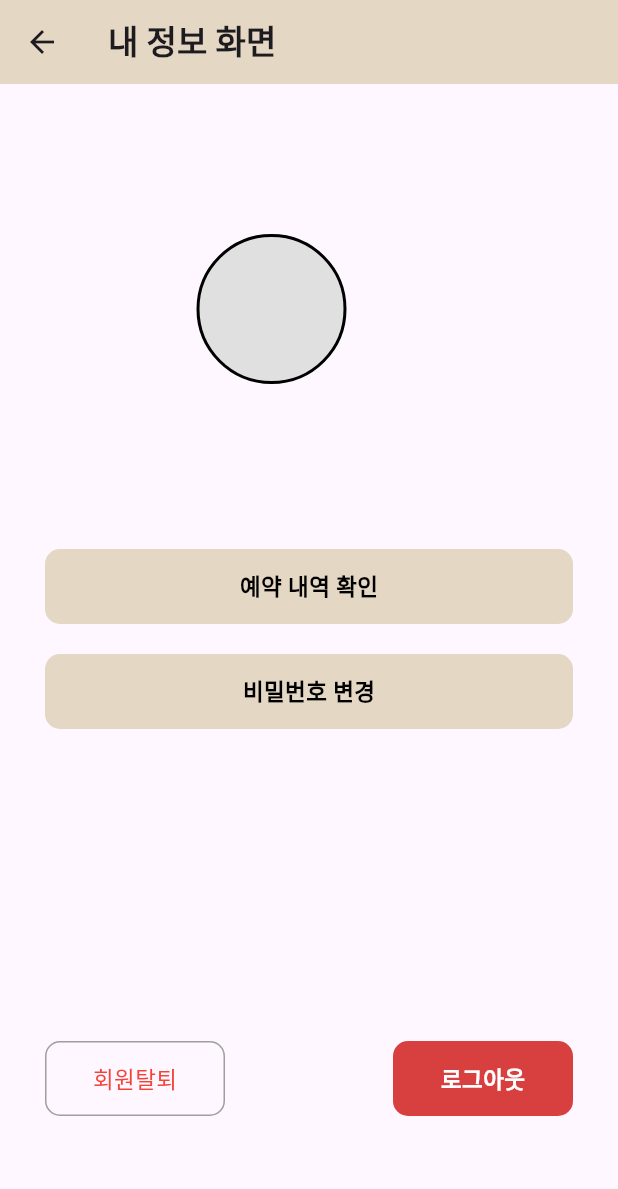
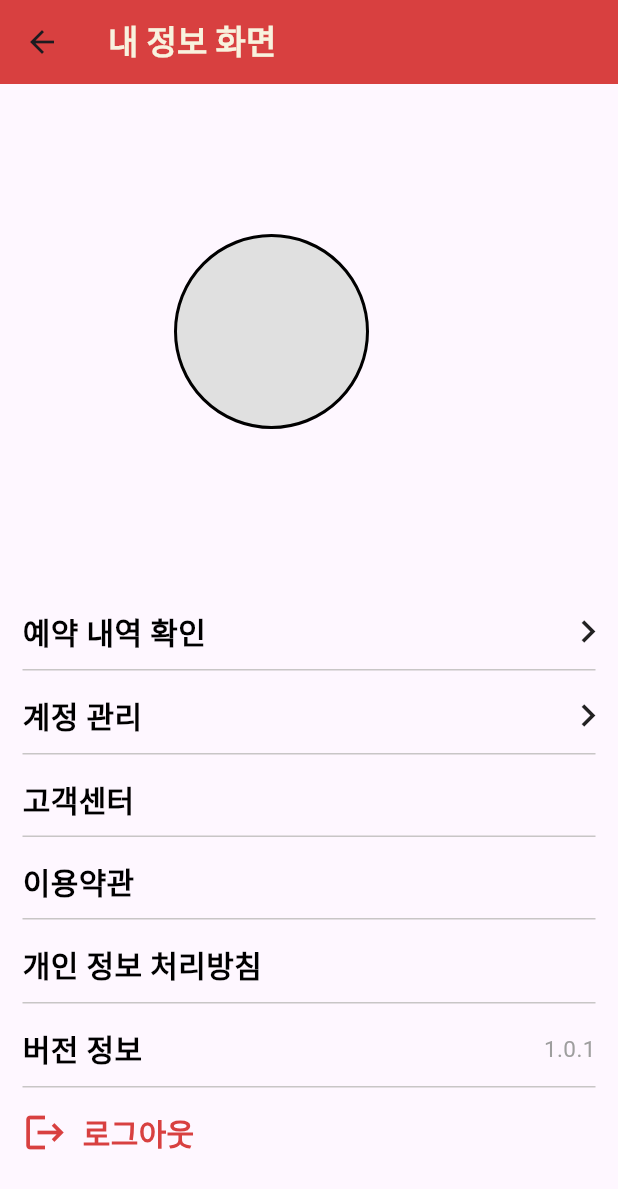
Before and after one commit to APP-iOS7/study_cafe-P6, a Flutter app: the MyinfoScreen screen opened directly, on a phone screen of 412 x 824 dp. Shown: the top 1189 px of the screen. Run offline on Flutter 3.47's test engine with Material 3 defaults, Android fonts, the phone set to English and light mode, and no system bars; our stand-ins replace cloud_firestore, firebase_auth, firebase_core, flutter_native_splash, get, image_picker; missing offline and left inert: tosspayments_widget_sdk_flutter; accounts and stored records are empty.

Commit message:
마이페이지 디자인 수정

```diff
--- /dev/null
+++ b/study_cafe_p6/lib/Screen/account_manager.dart
@@ -0,0 +1,91 @@
+import 'package:flutter/cupertino.dart';
+import 'package:flutter/material.dart';
+import 'package:study_cafe_p6/Screen/alertdialog_screen.dart';
+
+class AccountManager extends StatelessWidget {
+  const AccountManager({super.key});
+
+  @override
+  Widget build(BuildContext context) {
+    return Scaffold(
+      appBar: AppBar(title: Text('계정 관리')),
+
+      body: Column(
+        mainAxisAlignment: MainAxisAlignment.start,
+        children: [
+          SizedBox(height: 30),
+          GestureDetector(
+            onTap: () {
+              print("[D]비밀번호변경");
+              // Get.to(() => ReservationhistoryScreen());
+              passwordChangeAlert(context: context);
+            },
+            child: Padding(
+              padding: const EdgeInsets.symmetric(horizontal: 20),
+              child: Container(
+                width: double.infinity,
+                height: 50,
+                alignment: Alignment.center,
+                decoration: BoxDecoration(
+                  // color: Color(0xffd84040),
+                  borderRadius: BorderRadius.circular(10),
+                ),
+                child: Row(
+                  mainAxisAlignment: MainAxisAlignment.spaceBetween,
+                  children: [
+                    Text(
+                      '비밀번호 변경',
+                      style: TextStyle(
+                        color: Colors.black,
+                        fontSize: 20,
+                        fontWeight: FontWeight.bold,
+                      ),
+                    ),
+                    Icon(Icons.chevron_right, size: 30),
+                  ],
+                ),
+              ),
+            ),
+          ),
+
+          GestureDetector(
+            onTap: () {
+              print("[D]회원탈퇴");
+              deleteAccountAlert(context: context);
+            },
+            child: Padding(
+              padding: const EdgeInsets.symmetric(horizontal: 20),
+              child: Container(
+                width: double.infinity,
+                height: 50,
+                alignment: Alignment.center,
+                decoration: BoxDecoration(
+                  // color: Color(0xffd84040),
+                  borderRadius: BorderRadius.circular(10),
+                ),
+                child: Row(
+                  mainAxisAlignment: MainAxisAlignment.spaceBetween,
+                  children: [
+                    Text(
+                      '계정삭제',
+                      style: TextStyle(
+                        color: Color(0xffd84040),
+                        fontSize: 20,
+                        fontWeight: FontWeight.bold,
+                      ),
+                    ),
+                    Icon(
+                      Icons.chevron_right,
+                      size: 30,
+                      color: Color(0xffd84040),
+                    ),
+                  ],
+                ),
+              ),
+            ),
+          ),
+        ],
+      ),
+    );
+  }
+}
--- a/study_cafe_p6/lib/Screen/myinfo_screen.dart
+++ b/study_cafe_p6/lib/Screen/myinfo_screen.dart
@@ -1,10 +1,12 @@
 import 'dart:convert';
 import 'dart:io';
 import 'package:firebase_auth/firebase_auth.dart';
+import 'package:flutter/cupertino.dart';
 import 'package:flutter/material.dart';
 import 'package:get/get.dart';
 import 'package:image_picker/image_picker.dart';
 import 'package:study_cafe_p6/Screen/Reservation/reservation_history_screen.dart';
+import 'package:study_cafe_p6/Screen/account_manager.dart';
 import 'package:study_cafe_p6/Screen/alertdialog_screen.dart';
 import 'package:study_cafe_p6/ViewModel/user_profile_model.dart';
 import 'package:study_cafe_p6/login/login_screen.dart';
@@ -28,9 +30,12 @@ class _MyinfoScreenState extends State<MyinfoScreen> {
       appBar: AppBar(
         title: const Text(
           '내 정보 화면',
-          style: TextStyle(fontWeight: FontWeight.bold),
+          style: TextStyle(
+            fontWeight: FontWeight.bold,
+            color: Color(0xfff8f2de),
           ),
-        backgroundColor: Color(0xffe4d7c4),
+        ),
+        backgroundColor: Color(0xffd84040),
       ),
       body: Column(
         children: [
@@ -44,11 +49,11 @@ class _MyinfoScreenState extends State<MyinfoScreen> {
             child: Row(
               mainAxisAlignment: MainAxisAlignment.center,
               children: [
-                RoundCircle(size: 100),
+                RoundCircle(size: 130),
                 SizedBox(width: 50, height: 0),
                 Text(
                   '${user!.displayName}',
-                  style: TextStyle(fontSize: 20, fontWeight: FontWeight.bold),
+                  style: TextStyle(fontSize: 25, fontWeight: FontWeight.bold),
                 ),
               ],
             ),
@@ -62,110 +67,256 @@ class _MyinfoScreenState extends State<MyinfoScreen> {
               Get.to(() => ReservationhistoryScreen());
             },
             child: Padding(
-              padding: const EdgeInsets.symmetric(horizontal: 30),
+              padding: const EdgeInsets.symmetric(horizontal: 5),
               child: Container(
                 width: double.infinity,
                 height: 50,
                 alignment: Alignment.center,
                 decoration: BoxDecoration(
-                  color: Color(0xffe4d7c4),
+                  // color: Color(0xffd84040),
                   borderRadius: BorderRadius.circular(10),
                 ),
+                child: Row(
+                  mainAxisAlignment: MainAxisAlignment.spaceBetween,
+                  children: [
+                    Padding(
+                      padding: const EdgeInsets.all(10),
                       child: Text(
                         '예약 내역 확인',
                         style: TextStyle(
                           color: Colors.black,
-                    fontSize: 15,
+                          fontSize: 20,
                           fontWeight: FontWeight.bold,
                         ),
+                      ),
+                    ),
+                    Icon(Icons.chevron_right, size: 30),
+                  ],
                 ),
               ),
             ),
           ),
 
-          SizedBox(height: 20),
+          Padding(
+            padding: const EdgeInsets.only(left: 15, right: 15),
+            child: SizedBox(
+              height: 1,
+              width: double.infinity,
+              child: Divider(color: const Color.fromARGB(255, 200, 198, 198)),
+            ),
+          ),
+          SizedBox(height: 5),
 
           GestureDetector(
             onTap: () {
-              print("[D]비밀번호변경");
-              // Get.to(() => ReservationhistoryScreen());
-              passwordChangeAlert(context: context);
+              Get.to(() => AccountManager());
             },
             child: Padding(
-              padding: const EdgeInsets.symmetric(horizontal: 30),
+              padding: const EdgeInsets.symmetric(horizontal: 5),
               child: Container(
                 width: double.infinity,
                 height: 50,
                 alignment: Alignment.center,
                 decoration: BoxDecoration(
-                  color: Color(0xffe4d7c4),
+                  // color: Color(0xffd84040),
                   borderRadius: BorderRadius.circular(10),
                 ),
+                child: Row(
+                  mainAxisAlignment: MainAxisAlignment.spaceBetween,
+                  children: [
+                    Padding(
+                      padding: const EdgeInsets.all(10.0),
                       child: Text(
-                  '비밀번호 변경',
+                        '계정 관리',
                         style: TextStyle(
                           color: Colors.black,
-                    fontSize: 15,
+                          fontSize: 20,
                           fontWeight: FontWeight.bold,
                         ),
+                      ),
+                    ),
+                    Icon(Icons.chevron_right, size: 30),
+                  ],
                 ),
               ),
             ),
           ),
 
-          Spacer(),
           Padding(
-            padding: const EdgeInsets.symmetric(horizontal: 30),
-            child: Row(
-              children: [
-                GestureDetector(
-                  onTap: () {
-                    print("[D]회원탈퇴");
-                    deleteAccountAlert(context: context);
-                  },
-                  child: Container(
-                    width: 120,
-                    height: 50,
-                    alignment: Alignment.center,
-                    decoration: BoxDecoration(
-                      border: Border.all(color: Colors.grey),
-                      borderRadius: BorderRadius.circular(10),
-                    ),
-                    child: Text(
-                      '회원탈퇴',
-                      style: TextStyle(color: Colors.red, fontSize: 15),
+            padding: const EdgeInsets.only(left: 15, right: 15),
+            child: SizedBox(
+              height: 1,
+              width: double.infinity,
+              child: Divider(color: const Color.fromARGB(255, 200, 198, 198)),
             ),
           ),
-                ),
-                Spacer(),
-                GestureDetector(
-                  onTap: () {
-                    loginViewModel.signOut();
-                    Get.off(() => LoginScreen());
-                    print("[D]로그아웃");
-                  },
-                  child: Container(
-                    width: 120,
-                    height: 50,
-                    alignment: Alignment.center,
-                    decoration: BoxDecoration(
-                      color: Color(0xFFD84040),
-                      borderRadius: BorderRadius.circular(10),
-                    ),
+          SizedBox(height: 5),
+
+          Row(
+            mainAxisAlignment: MainAxisAlignment.spaceBetween,
+            children: [
+              Padding(
+                padding: const EdgeInsets.symmetric(horizontal: 5),
+                child: Padding(
+                  padding: const EdgeInsets.all(10.0),
                   child: Text(
-                      '로그아웃',
+                    "고객센터",
                     style: TextStyle(
-                        color: Colors.white,
-                        fontSize: 15,
+                      fontSize: 20,
                       fontWeight: FontWeight.bold,
+                      color: Colors.black,
                     ),
                   ),
                 ),
               ),
             ],
           ),
+          Padding(
+            padding: const EdgeInsets.only(left: 15, right: 15),
+            child: SizedBox(
+              height: 1,
+              width: double.infinity,
+              child: Divider(color: const Color.fromARGB(255, 200, 198, 198)),
             ),
-          SizedBox(height: 80),
+          ),
+          SizedBox(height: 5),
+          Row(
+            mainAxisAlignment: MainAxisAlignment.spaceBetween,
+            children: [
+              Padding(
+                padding: const EdgeInsets.symmetric(horizontal: 5),
+                child: Padding(
+                  padding: const EdgeInsets.all(10.0),
+                  child: Text(
+                    "이용약관",
+                    style: TextStyle(
+                      fontSize: 20,
+                      fontWeight: FontWeight.bold,
+                      color: Colors.black,
+                    ),
+                  ),
+                ),
+              ),
+            ],
+          ),
+          Padding(
+            padding: const EdgeInsets.only(left: 15, right: 15),
+            child: SizedBox(
+              height: 1,
+              width: double.infinity,
+              child: Divider(color: const Color.fromARGB(255, 200, 198, 198)),
+            ),
+          ),
+          SizedBox(height: 5),
+          Row(
+            mainAxisAlignment: MainAxisAlignment.spaceBetween,
+            children: [
+              Padding(
+                padding: const EdgeInsets.symmetric(horizontal: 5),
+                child: Padding(
+                  padding: const EdgeInsets.all(10.0),
+                  child: Text(
+                    "개인 정보 처리방침",
+                    style: TextStyle(
+                      fontSize: 20,
+                      fontWeight: FontWeight.bold,
+                      color: Colors.black,
+                    ),
+                  ),
+                ),
+              ),
+            ],
+          ),
+          Padding(
+            padding: const EdgeInsets.only(left: 15, right: 15),
+            child: SizedBox(
+              height: 1,
+              width: double.infinity,
+              child: Divider(color: const Color.fromARGB(255, 200, 198, 198)),
+            ),
+          ),
+          SizedBox(height: 5),
+
+          Row(
+            mainAxisAlignment: MainAxisAlignment.spaceBetween,
+            children: [
+              Padding(
+                padding: const EdgeInsets.symmetric(horizontal: 5),
+                child: Padding(
+                  padding: const EdgeInsets.all(10.0),
+                  child: Text(
+                    "버전 정보",
+                    style: TextStyle(
+                      fontSize: 20,
+                      fontWeight: FontWeight.bold,
+                      color: Colors.black,
+                    ),
+                  ),
+                ),
+              ),
+              Padding(
+                padding: const EdgeInsets.symmetric(horizontal: 5),
+                child: Padding(
+                  padding: const EdgeInsets.all(10.0),
+                  child: Text(
+                    '1.0.1',
+                    style: TextStyle(fontSize: 15, color: Colors.grey),
+                  ),
+                ),
+              ),
+            ],
+          ),
+
+          Padding(
+            padding: const EdgeInsets.only(left: 15, right: 15),
+            child: SizedBox(
+              height: 1,
+              width: double.infinity,
+              child: Divider(color: const Color.fromARGB(255, 200, 198, 198)),
+            ),
+          ),
+          SizedBox(height: 5),
+
+          GestureDetector(
+            onTap: () {
+              print("[D]로그아웃");
+              // Get.to(() => ReservationhistoryScreen());
+              passwordChangeAlert(context: context);
+            },
+            child: Padding(
+              padding: const EdgeInsets.symmetric(horizontal: 5),
+              child: Container(
+                width: double.infinity,
+                height: 50,
+                alignment: Alignment.center,
+                decoration: BoxDecoration(
+                  // color: Color(0xffd84040),
+                  borderRadius: BorderRadius.circular(10),
+                ),
+                child: Row(
+                  mainAxisAlignment: MainAxisAlignment.start,
+                  children: [
+                    Padding(
+                      padding: const EdgeInsets.all(10),
+                      child: Icon(
+                        Icons.logout,
+                        size: 30,
+                        color: Color(0xffd84040),
+                      ),
+                    ),
+                    Text(
+                      '로그아웃',
+                      style: TextStyle(
+                        color: Color(0xffd84040),
+                        fontSize: 20,
+                        fontWeight: FontWeight.bold,
+                      ),
+                    ),
+                  ],
+                ),
+              ),
+            ),
+          ),
         ],
       ),
     );
```
Lines whose indentation alone changed are shown as unchanged.
